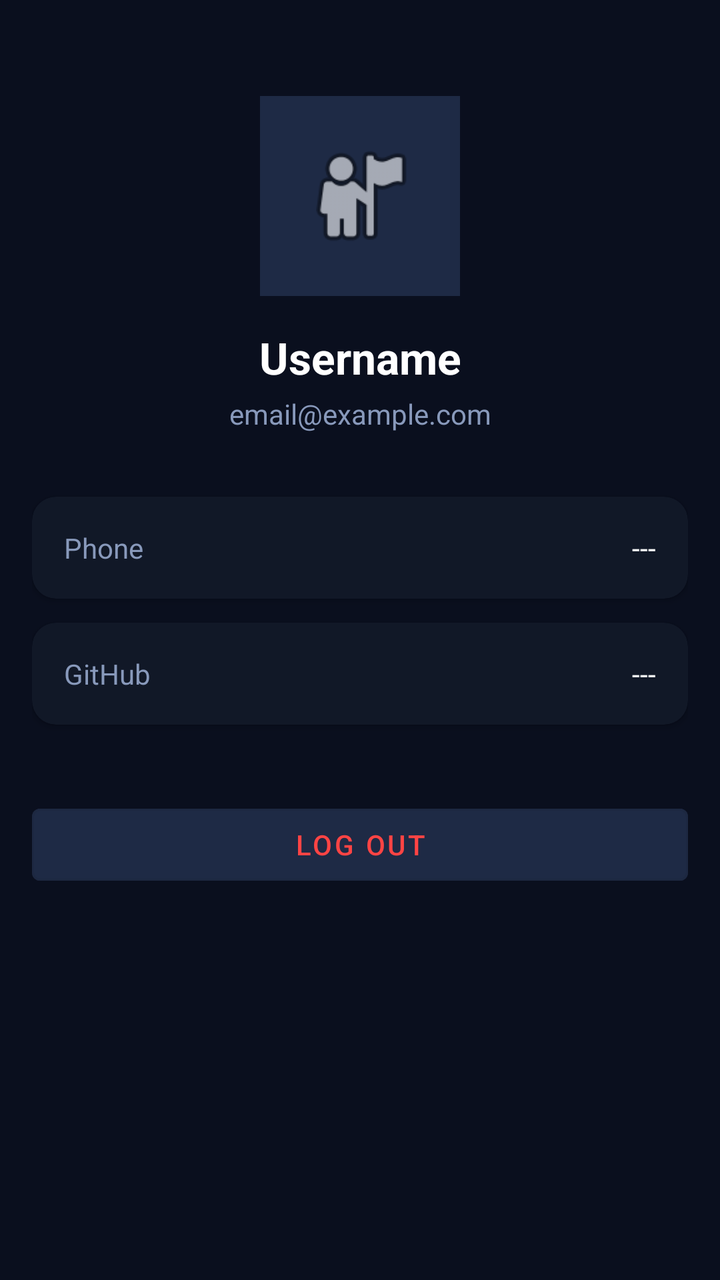
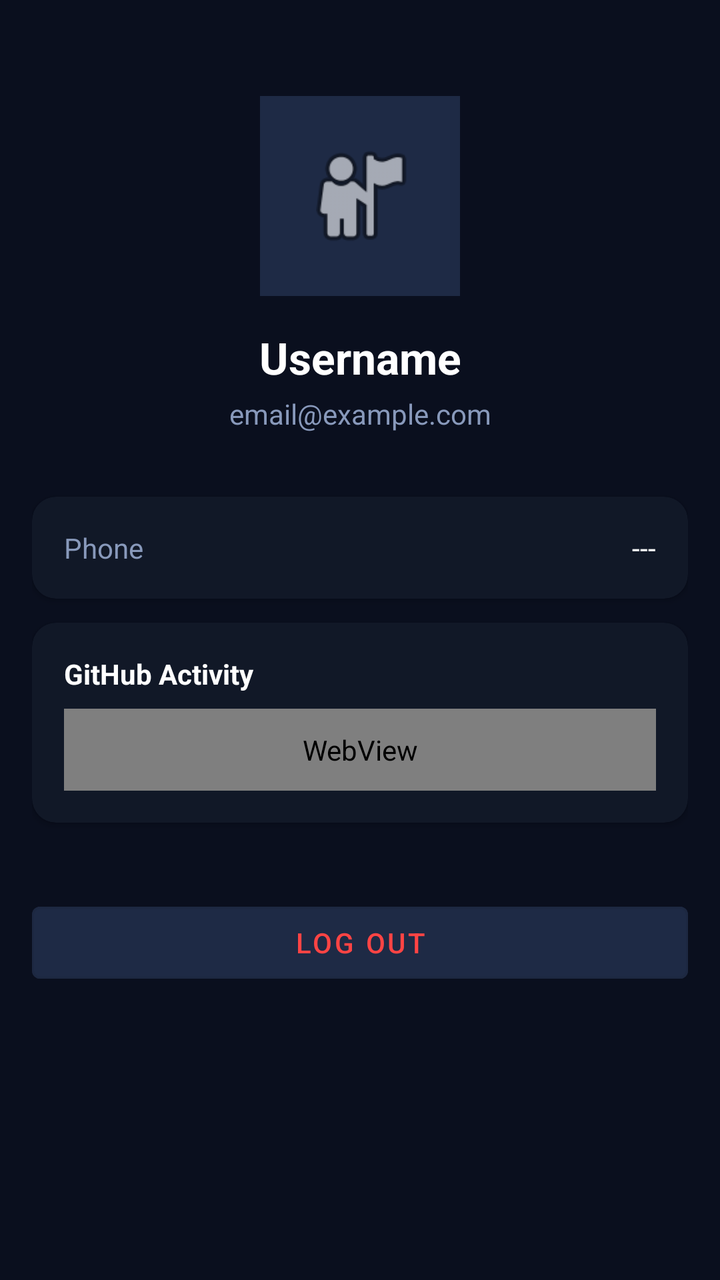

An Android layout rendered at two revisions. The XML below is the earlier revision; the diff shows what the commit changed to produce the second picture.
<!-- AndroidManifest.xml: application theme Theme.Pro_Club -->
<!-- res/layout/fragment_profile.xml -->
<?xml version="1.0" encoding="utf-8"?>
<ScrollView
    xmlns:android="http://schemas.android.com/apk/res/android"
    android:layout_width="match_parent"
    android:layout_height="match_parent"
    android:background="#0A0F1E">

    <LinearLayout
        android:layout_width="match_parent"
        android:layout_height="wrap_content"
        android:orientation="vertical"
        android:padding="16dp"
        android:gravity="center">

        
        <ImageView
            android:id="@+id/ivProfilePic"
            android:layout_width="100dp"
            android:layout_height="100dp"
            android:layout_marginTop="32dp"
            android:layout_marginBottom="16dp"
            android:src="@android:drawable/ic_menu_myplaces"
            android:background="#1E2A45"
            android:padding="20dp"/>

        
        <TextView
            android:id="@+id/tvUsername"
            android:layout_width="match_parent"
            android:layout_height="wrap_content"
            android:text="Username"
            android:textColor="#FFFFFF"
            android:textSize="22sp"
            android:textStyle="bold"
            android:gravity="center"
            android:layout_marginBottom="4dp"/>

        
        <TextView
            android:id="@+id/tvEmail"
            android:layout_width="match_parent"
            android:layout_height="wrap_content"
            android:text="email@example.com"
            android:textColor="#8899BB"
            android:textSize="14sp"
            android:gravity="center"
            android:layout_marginBottom="32dp"/>

        
        <androidx.cardview.widget.CardView
            android:layout_width="match_parent"
            android:layout_height="wrap_content"
            android:layout_marginBottom="12dp"
            app:cardBackgroundColor="#111827"
            app:cardCornerRadius="12dp"
            xmlns:app="http://schemas.android.com/apk/res-auto">

            <LinearLayout
                android:layout_width="match_parent"
                android:layout_height="wrap_content"
                android:orientation="horizontal"
                android:padding="16dp">

                <TextView
                    android:layout_width="0dp"
                    android:layout_height="wrap_content"
                    android:layout_weight="1"
                    android:text="Phone"
                    android:textColor="#8899BB"
                    android:textSize="14sp"/>

                <TextView
                    android:id="@+id/tvPhone"
                    android:layout_width="wrap_content"
                    android:layout_height="wrap_content"
                    android:text="---"
                    android:textColor="#FFFFFF"
                    android:textSize="14sp"/>

            </LinearLayout>
        </androidx.cardview.widget.CardView>

        <androidx.cardview.widget.CardView
            android:layout_width="match_parent"
            android:layout_height="wrap_content"
            android:layout_marginBottom="12dp"
            app:cardBackgroundColor="#111827"
            app:cardCornerRadius="12dp"
            xmlns:app="http://schemas.android.com/apk/res-auto">

            <LinearLayout
                android:layout_width="match_parent"
                android:layout_height="wrap_content"
                android:orientation="horizontal"
                android:padding="16dp">

                <TextView
                    android:layout_width="0dp"
                    android:layout_height="wrap_content"
                    android:layout_weight="1"
                    android:text="GitHub"
                    android:textColor="#8899BB"
                    android:textSize="14sp"/>

                <TextView
                    android:id="@+id/tvGithub"
                    android:layout_width="wrap_content"
                    android:layout_height="wrap_content"
                    android:text="---"
                    android:textColor="#FFFFFF"
                    android:textSize="14sp"/>

            </LinearLayout>
        </androidx.cardview.widget.CardView>

        
        <Button
            android:id="@+id/btnLogout"
            android:layout_width="match_parent"
            android:layout_height="wrap_content"
            android:layout_marginTop="24dp"
            android:text="Log Out"
            android:textColor="#FF4444"
            android:backgroundTint="#1E2A45"
            style="@style/Widget.MaterialComponents.Button.OutlinedButton"/>

    </LinearLayout>
</ScrollView>
<!-- resources referenced by this layout -->
<resources>
  <style name="Theme.Pro_Club" parent="Base.Theme.Pro_Club" />
  <style name="Base.Theme.Pro_Club" parent="Theme.Material3.DayNight.NoActionBar">
          
          
      </style>
</resources>

<!-- the commit's change to res/layout/fragment_profile.xml (unified diff, before → after) -->
@@ -90,29 +90,28 @@
 
             <LinearLayout
                 android:layout_width="match_parent"
-                android:layout_height="wrap_content"
-                android:orientation="horizontal"
+                android:layout_height="100dp"
+                android:orientation="vertical"
                 android:padding="16dp">
 
                 <TextView
-                    android:layout_width="0dp"
+                    android:layout_width="match_parent"
+                    android:id="@+id/tvGithub"
                     android:layout_height="wrap_content"
-                    android:layout_weight="1"
-                    android:text="GitHub"
-                    android:textColor="#8899BB"
-                    android:textSize="14sp"/>
+                    android:text="GitHub Activity"
+                    android:textColor="#FFFFFF"
+                    android:textSize="14sp"
+                    android:textStyle="bold"
+                    android:layout_marginBottom="8dp"/>
 
-                <TextView
-                    android:id="@+id/tvGithub"
-                    android:layout_width="wrap_content"
-                    android:layout_height="wrap_content"
-                    android:text="---"
-                    android:textColor="#FFFFFF"
-                    android:textSize="14sp"/>
+                <WebView
+                    android:id="@+id/webViewGithub"
+                    android:layout_width="match_parent"
+                    android:layout_height="match_parent"/>
+                
 
             </LinearLayout>
         </androidx.cardview.widget.CardView>
-
         
         <Button
             android:id="@+id/btnLogout"
